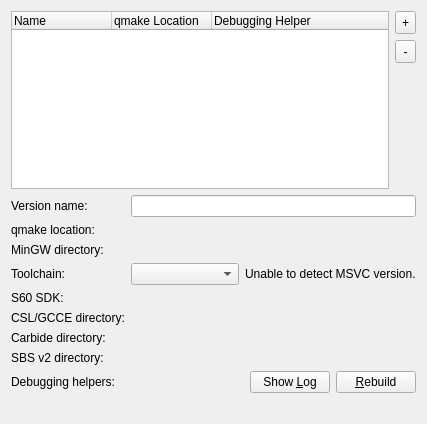
qt-creator/qt-creator, file src/plugins/qt4projectmanager/qtversionmanager.ui: the form before one commit.
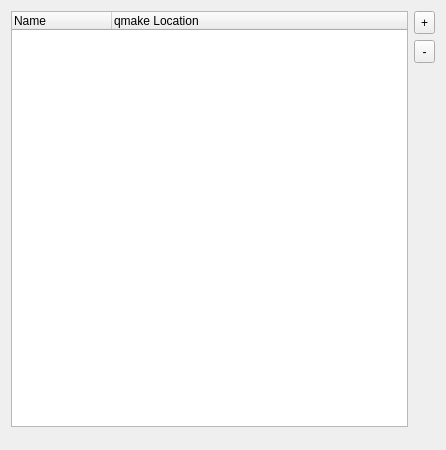
The form after the commit. Custom widgets are drawn as their Qt base class.

Commit message:
Qt4ProjectManager: Revamp of Qt Versions dialog
The versions dialog now uses Utils::DetailsWidget to show the
general version information and (debugging) helper information.

The 'Helper Tools' can now be expanded to see each tools status
& recompile them selectively.

Diff of the .ui file:
```diff
--- a/src/plugins/qt4projectmanager/qtversionmanager.ui
+++ b/src/plugins/qt4projectmanager/qtversionmanager.ui
@@ -6,12 +6,12 @@
    <rect>
     <x>0</x>
     <y>0</y>
-    <width>427</width>
-    <height>424</height>
+    <width>446</width>
+    <height>450</height>
    </rect>
   </property>
   <layout class="QGridLayout" name="gridLayout">
-   <item row="0" column="0" colspan="2">
+   <item row="0" column="0">
     <layout class="QHBoxLayout" name="horizontalLayout">
      <item>
       <widget class="QTreeWidget" name="qtdirList">
@@ -19,7 +19,7 @@
         <bool>true</bool>
        </property>
        <property name="columnCount">
-        <number>3</number>
+        <number>2</number>
        </property>
        <column>
         <property name="text">
@@ -31,11 +31,6 @@
          <string>qmake Location</string>
         </property>
        </column>
-       <column>
-        <property name="text">
-         <string>Debugging Helper</string>
-        </property>
-       </column>
       </widget>
      </item>
      <item>
@@ -90,177 +85,25 @@
     </layout>
    </item>
    <item row="1" column="0">
-    <widget class="QLabel" name="versionNameLabel">
-     <property name="text">
-      <string>Version name:</string>
-     </property>
-    </widget>
-   </item>
-   <item row="1" column="1">
-    <widget class="QLineEdit" name="nameEdit"/>
+    <widget class="Utils::DetailsWidget" name="versionInfoWidget" native="true"/>
    </item>
    <item row="2" column="0">
-    <widget class="QLabel" name="pathLabel">
-     <property name="text">
-      <string>qmake location:</string>
-     </property>
-    </widget>
-   </item>
-   <item row="2" column="1">
-    <widget class="Utils::PathChooser" name="qmakePath" native="true"/>
-   </item>
-   <item row="3" column="0">
-    <widget class="QLabel" name="mingwLabel">
-     <property name="text">
-      <string>MinGW directory:</string>
-     </property>
-    </widget>
-   </item>
-   <item row="3" column="1">
-    <widget class="Utils::PathChooser" name="mingwPath" native="true"/>
-   </item>
-   <item row="4" column="0">
-    <widget class="QLabel" name="msvcLabel">
-     <property name="text">
-      <string>Toolchain:</string>
-     </property>
-    </widget>
-   </item>
-   <item row="4" column="1">
-    <layout class="QHBoxLayout" name="msvcHorizontalLayout">
-     <item>
-      <widget class="QComboBox" name="msvcComboBox">
-       <property name="sizePolicy">
-        <sizepolicy hsizetype="MinimumExpanding" vsizetype="Fixed">
-         <horstretch>0</horstretch>
-         <verstretch>0</verstretch>
-        </sizepolicy>
-       </property>
-      </widget>
-     </item>
-     <item>
-      <widget class="QLabel" name="msvcNotFoundLabel">
-       <property name="sizePolicy">
-        <sizepolicy hsizetype="MinimumExpanding" vsizetype="Preferred">
-         <horstretch>0</horstretch>
-         <verstretch>0</verstretch>
-        </sizepolicy>
-       </property>
-       <property name="text">
-        <string>Unable to detect MSVC version.</string>
-       </property>
-      </widget>
-     </item>
-    </layout>
-   </item>
-   <item row="5" column="0">
-    <widget class="QLabel" name="s60SDKLabel">
-     <property name="text">
-      <string>S60 SDK:</string>
-     </property>
-    </widget>
-   </item>
-   <item row="5" column="1">
-    <widget class="Utils::PathChooser" name="s60SDKPath" native="true"/>
-   </item>
-   <item row="6" column="0">
-    <widget class="QLabel" name="gcceLabel">
-     <property name="text">
-      <string>CSL/GCCE directory:</string>
-     </property>
-    </widget>
-   </item>
-   <item row="6" column="1">
-    <widget class="Utils::PathChooser" name="gccePath" native="true"/>
-   </item>
-   <item row="7" column="0">
-    <widget class="QLabel" name="mwcLabel">
-     <property name="text">
-      <string>Carbide directory:</string>
-     </property>
-    </widget>
-   </item>
-   <item row="7" column="1">
-    <widget class="Utils::PathChooser" name="mwcPath" native="true"/>
-   </item>
-   <item row="8" column="0">
-    <widget class="QLabel" name="sbsV2Label">
-     <property name="text">
-      <string>SBS v2 directory:</string>
-     </property>
-    </widget>
-   </item>
-   <item row="8" column="1">
-    <widget class="Utils::PathChooser" name="sbsV2Path" native="true"/>
-   </item>
-   <item row="9" column="0">
-    <widget class="QLabel" name="debuggingHelperLabel">
-     <property name="text">
-      <string>Debugging helpers:</string>
-     </property>
-    </widget>
-   </item>
-   <item row="9" column="1">
-    <layout class="QHBoxLayout" name="debuggingHelperHorizontalLayout">
-     <item>
-      <widget class="QLabel" name="debuggingHelperStateLabel">
-       <property name="sizePolicy">
-        <sizepolicy hsizetype="MinimumExpanding" vsizetype="Preferred">
-         <horstretch>0</horstretch>
-         <verstretch>0</verstretch>
-        </sizepolicy>
-       </property>
-       <property name="text">
-        <string/>
-       </property>
-      </widget>
-     </item>
-     <item>
-      <widget class="QPushButton" name="showLogButton">
-       <property name="text">
-        <string>Show &amp;Log</string>
-       </property>
-      </widget>
-     </item>
-     <item>
-      <widget class="QPushButton" name="rebuildButton">
-       <property name="text">
-        <string>&amp;Rebuild</string>
-       </property>
-      </widget>
-     </item>
-    </layout>
-   </item>
-   <item row="10" column="0" colspan="2">
-    <widget class="QLabel" name="errorLabel">
-     <property name="text">
-      <string/>
-     </property>
-    </widget>
+    <widget class="Utils::DetailsWidget" name="debuggingHelperWidget" native="true"/>
    </item>
   </layout>
  </widget>
  <customwidgets>
   <customwidget>
-   <class>Utils::PathChooser</class>
+   <class>Utils::DetailsWidget</class>
    <extends>QWidget</extends>
-   <header location="global">utils/pathchooser.h</header>
+   <header location="global">utils/detailswidget.h</header>
    <container>1</container>
-   <slots>
-    <signal>editingFinished()</signal>
-    <signal>browsingFinished()</signal>
-   </slots>
   </customwidget>
  </customwidgets>
  <tabstops>
   <tabstop>qtdirList</tabstop>
   <tabstop>addButton</tabstop>
   <tabstop>delButton</tabstop>
-  <tabstop>nameEdit</tabstop>
-  <tabstop>qmakePath</tabstop>
-  <tabstop>mingwPath</tabstop>
-  <tabstop>msvcComboBox</tabstop>
-  <tabstop>rebuildButton</tabstop>
  </tabstops>
  <resources/>
  <connections/>
```
The commit also changes 7 other files.
